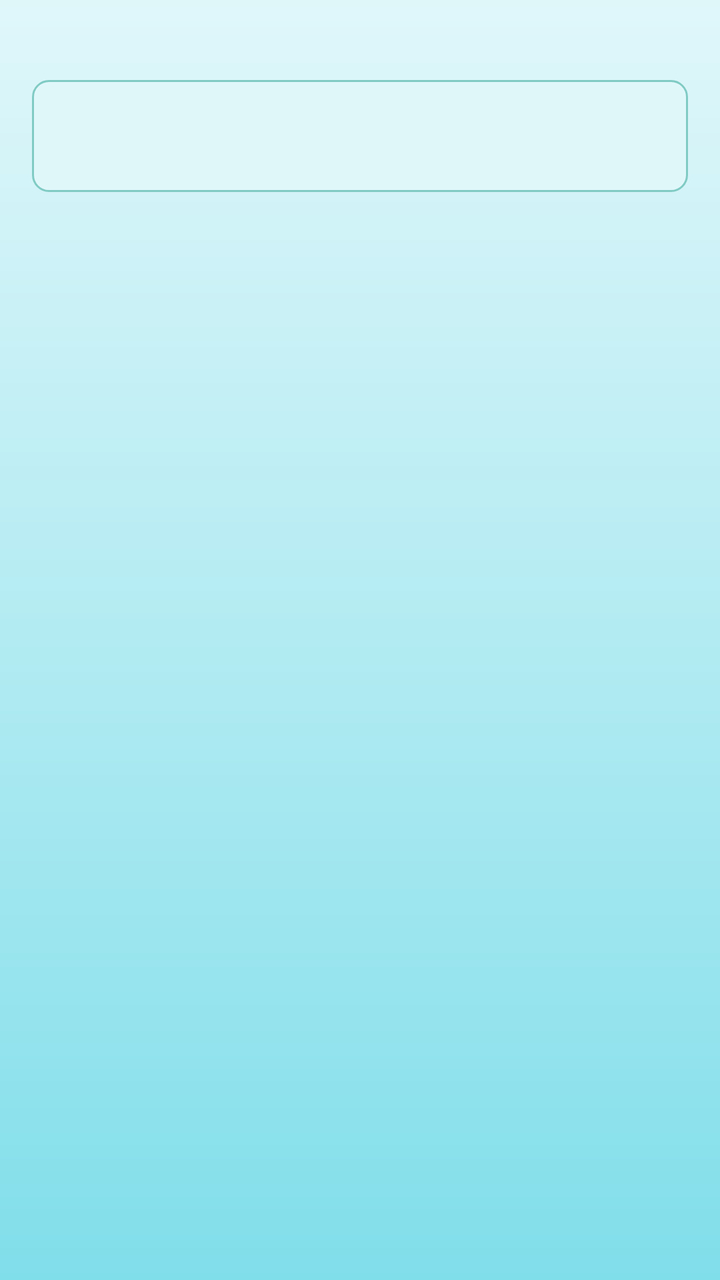
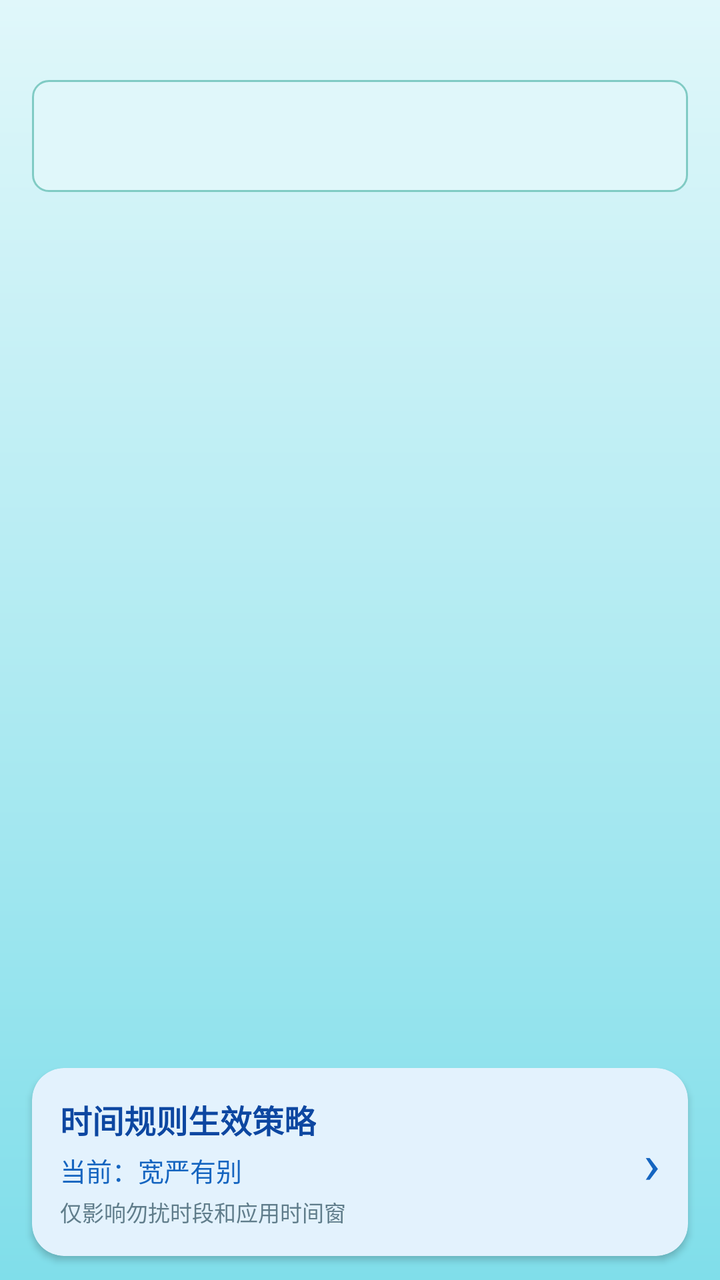

Compare the two renders of this Android layout. The source of the first and the diff that turns it into the second are given below.
<!-- AndroidManifest.xml: application theme Theme.ZhiZhi -->
<!-- res/layout/fragment_focus_rules.xml -->
<?xml version="1.0" encoding="utf-8"?>
<LinearLayout xmlns:android="http://schemas.android.com/apk/res/android"
    xmlns:app="http://schemas.android.com/apk/res-auto"
    android:layout_width="match_parent"
    android:layout_height="match_parent"
    android:orientation="vertical"
    android:background="@drawable/bg_sea_surface"
    android:paddingTop="40dp"
    android:clipToPadding="false">

    <com.google.android.material.tabs.TabLayout
        android:id="@+id/tab_focus_rules"
        android:layout_width="match_parent"
        android:layout_height="wrap_content"
        android:layout_marginStart="16dp"
        android:layout_marginEnd="16dp"
        android:layout_marginBottom="10dp"
        android:background="@drawable/bg_focus_rules_tab_container"
        android:padding="4dp"
        app:tabBackground="@drawable/selector_focus_rules_tab"
        app:tabGravity="fill"
        app:tabIndicatorHeight="0dp"
        app:tabMode="fixed"
        app:tabRippleColor="@android:color/transparent"
        app:tabSelectedTextColor="#FFFFFF"
        app:tabTextColor="#006064" />

    <androidx.viewpager2.widget.ViewPager2
        android:id="@+id/pager_focus_rules"
        android:layout_width="match_parent"
        android:layout_height="0dp"
        android:layout_weight="1" />

</LinearLayout>
<!-- resources referenced by this layout -->
<resources>
  <!-- drawable bg_focus_rules_tab_container (drawable) -->
  <?xml version="1.0" encoding="utf-8"?>
  <shape xmlns:android="http://schemas.android.com/apk/res/android"
      android:shape="rectangle">
      <solid android:color="#E0F7FA" />
      <stroke
          android:width="1dp"
          android:color="#80CBC4" />
      <corners android:radius="8dp" />
  </shape>
  <!-- drawable bg_sea_surface (drawable) -->
  <?xml version="1.0" encoding="utf-8"?>
  <shape xmlns:android="http://schemas.android.com/apk/res/android" android:shape="rectangle">
      <gradient
          android:startColor="#E0F7FA"
          android:centerColor="#B2EBF2"
          android:endColor="#80DEEA"
          android:angle="270" />
  </shape>
  <!-- drawable selector_focus_rules_tab (drawable) -->
  <?xml version="1.0" encoding="utf-8"?>
  <selector xmlns:android="http://schemas.android.com/apk/res/android">
      <item android:state_selected="true">
          <shape android:shape="rectangle">
              <solid android:color="#00796B" />
              <corners android:radius="8dp" />
          </shape>
      </item>
      <item>
          <shape android:shape="rectangle">
              <solid android:color="@android:color/transparent" />
              <corners android:radius="8dp" />
          </shape>
      </item>
  </selector>
  <style name="Theme.ZhiZhi" parent="Base.Theme.ZhiZhi" />
  <style name="Base.Theme.ZhiZhi" parent="Theme.Material3.DayNight.NoActionBar">
          
      </style>
</resources>

<!-- the commit's change to res/layout/fragment_focus_rules.xml (unified diff, before → after) -->
@@ -31,4 +31,69 @@
         android:layout_height="0dp"
         android:layout_weight="1" />
 
+    <androidx.cardview.widget.CardView
+        android:id="@+id/card_time_rule_policy"
+        android:layout_width="match_parent"
+        android:layout_height="wrap_content"
+        android:layout_marginStart="16dp"
+        android:layout_marginEnd="16dp"
+        android:layout_marginTop="8dp"
+        android:layout_marginBottom="12dp"
+        android:clickable="true"
+        android:focusable="true"
+        android:foreground="?android:attr/selectableItemBackground"
+        app:cardBackgroundColor="#E3F2FD"
+        app:cardCornerRadius="16dp"
+        app:cardElevation="2dp">
+
+        <LinearLayout
+            android:layout_width="match_parent"
+            android:layout_height="wrap_content"
+            android:orientation="horizontal"
+            android:gravity="center_vertical"
+            android:padding="14dp">
+
+            <LinearLayout
+                android:layout_width="0dp"
+                android:layout_height="wrap_content"
+                android:layout_weight="1"
+                android:orientation="vertical">
+
+                <TextView
+                    android:layout_width="wrap_content"
+                    android:layout_height="wrap_content"
+                    android:text="时间规则生效策略"
+                    android:textSize="16sp"
+                    android:textStyle="bold"
+                    android:textColor="#0D47A1" />
+
+                <TextView
+                    android:id="@+id/tv_time_rule_policy_current"
+                    android:layout_width="match_parent"
+                    android:layout_height="wrap_content"
+                    android:layout_marginTop="4dp"
+                    android:text="当前：宽严有别"
+                    android:textSize="13sp"
+                    android:textColor="#1565C0" />
+
+                <TextView
+                    android:id="@+id/tv_time_rule_policy_scope"
+                    android:layout_width="match_parent"
+                    android:layout_height="wrap_content"
+                    android:layout_marginTop="3dp"
+                    android:text="仅影响勿扰时段和应用时间窗"
+                    android:textSize="11sp"
+                    android:textColor="#607D8B" />
+            </LinearLayout>
+
+            <TextView
+                android:layout_width="wrap_content"
+                android:layout_height="wrap_content"
+                android:layout_marginStart="12dp"
+                android:text="›"
+                android:textSize="28sp"
+                android:textColor="#1565C0" />
+        </LinearLayout>
+    </androidx.cardview.widget.CardView>
+
 </LinearLayout>
